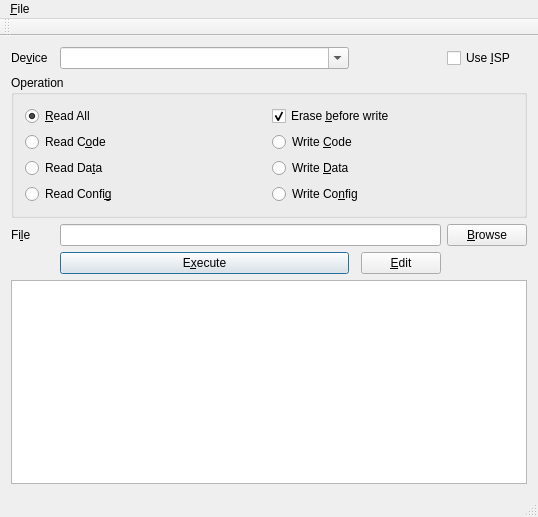
wd5gnr/qtl866, file mainwindow.ui: the form before one commit.
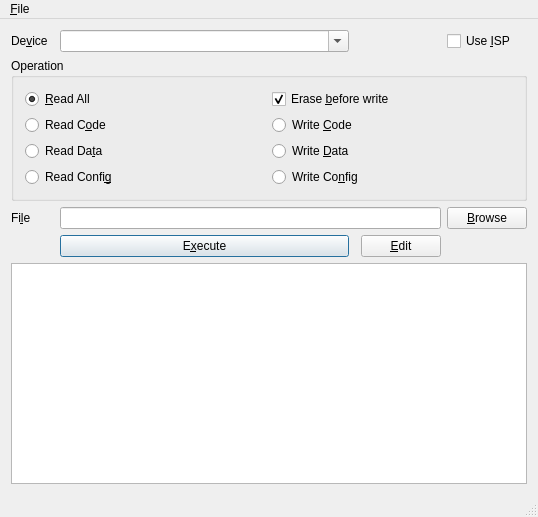
The form after the commit.

Commit message: Removed unused toolbar

Diff of the .ui file:
```diff
--- a/mainwindow.ui
+++ b/mainwindow.ui
@@ -205,14 +205,6 @@
    </widget>
    <addaction name="menu_File"/>
   </widget>
-  <widget class="QToolBar" name="mainToolBar">
-   <attribute name="toolBarArea">
-    <enum>TopToolBarArea</enum>
-   </attribute>
-   <attribute name="toolBarBreak">
-    <bool>false</bool>
-   </attribute>
-  </widget>
   <widget class="QStatusBar" name="statusBar"/>
   <action name="action_Exit">
    <property name="text">
```
